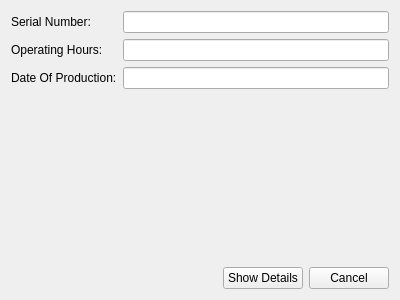
Liyezhong/Master, file ServiceSW/Master/Components/SystemTracking/Forms/CurrentConfigurationDlg.ui: the form before one commit.
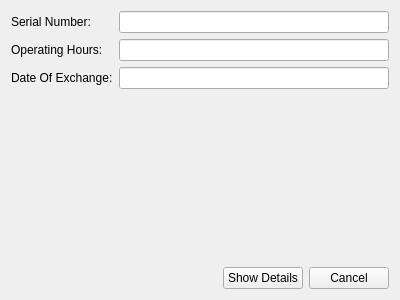
The form after the commit. Custom widgets are drawn as their Qt base class.

The edit to the form file:
```diff
--- a/ServiceSW/Master/Components/SystemTracking/Forms/CurrentConfigurationDlg.ui
+++ b/ServiceSW/Master/Components/SystemTracking/Forms/CurrentConfigurationDlg.ui
@@ -35,7 +35,7 @@
        <item>
         <widget class="QLabel" name="label_3">
          <property name="text">
-          <string>Date Of Production:</string>
+          <string>Date Of Exchange:</string>
          </property>
         </widget>
        </item>
```
Left out of the diff: 2 changed lines with no effect on the pictures.
